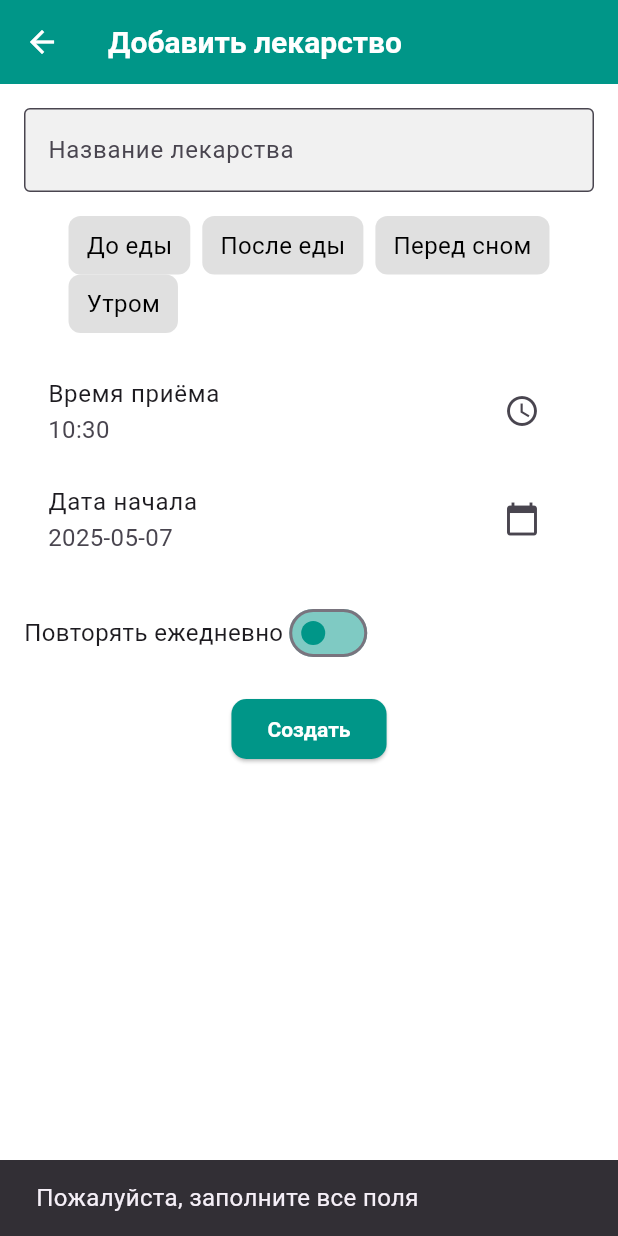
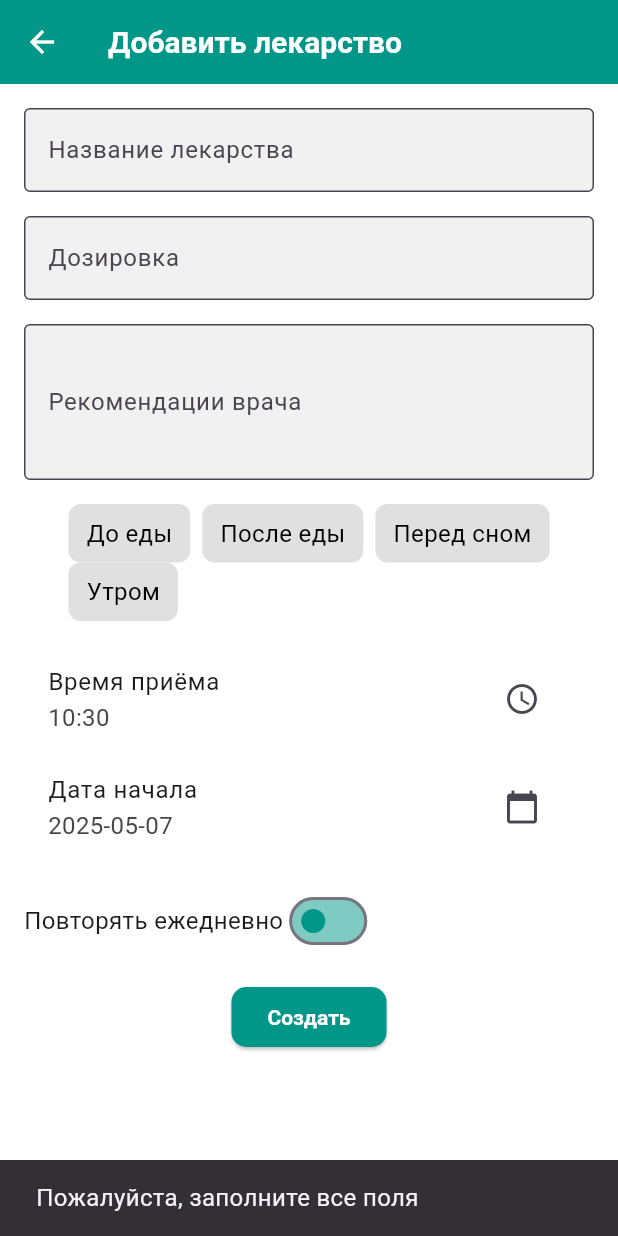
Before and after one commit to lizardoboi/med, a Flutter app: the AddMedicineScreen screen opened by its route, after a tap on "Создать", on a phone screen of 412 x 824 dp. Run offline on Flutter 3.47's test engine with Material 3 defaults, Android fonts, the phone set to English and light mode, and no system bars; our stand-ins replace awesome_notifications; accounts and stored records are empty; generated files the repository leaves out were written again.

Commit message:
slight rework of add_medicine screen, added new features and fixed a lot of bugs with notifications

```diff
--- a/lib/domain/models/medicine_model.dart
+++ b/lib/domain/models/medicine_model.dart
@@ -8,7 +8,9 @@ class Medicine {
   final bool reminder;
   final bool repeatDaily;
   final int notificationId;
-  final String profileId; // Добавлено
+  final String profileId;
+  final String dosage;
+  final String notes;
 
   Medicine({
     required this.name,
@@ -18,7 +20,9 @@ class Medicine {
     required this.reminder,
     required this.repeatDaily,
     required this.notificationId,
-    required this.profileId, // Добавлено
+    required this.profileId,
+    this.dosage = '',
+    this.notes = '',
   });
 
   Medicine copyWith({
@@ -30,6 +34,8 @@ class Medicine {
     bool? repeatDaily,
     int? notificationId,
     String? profileId,
+    String? dosage,
+    String? notes,
   }) {
     return Medicine(
       name: name ?? this.name,
@@ -40,6 +46,8 @@ class Medicine {
       repeatDaily: repeatDaily ?? this.repeatDaily,
       notificationId: notificationId ?? this.notificationId,
       profileId: profileId ?? this.profileId,
+      dosage: dosage ?? this.dosage,
+      notes: notes ?? this.notes,
     );
   }
 }
--- a/lib/l10n/app_en.arb
+++ b/lib/l10n/app_en.arb
@@ -55,5 +55,7 @@
   "scheduledAt": "Scheduled at",
   "timeOfDay": "Time of Day",
   "repeatDaily": "Repeat Daily",
-  "startDate": "Start Date"
+  "startDate": "Start Date",
+  "dosage": "Dosage",
+  "doctorNotes": "Doctor's Notes"
 }
--- a/lib/l10n/app_es.arb
+++ b/lib/l10n/app_es.arb
@@ -55,5 +55,7 @@
   "scheduledAt": "Programado a",
   "timeOfDay": "Hora del día",
   "repeatDaily": "Repetir diariamente",
-  "startDate": "Fecha de inicio"
+  "startDate": "Fecha de inicio",
+  "dosage": "Dosis",
+  "doctorNotes": "Notas del médico"
 }
--- a/lib/l10n/app_fi.arb
+++ b/lib/l10n/app_fi.arb
@@ -55,5 +55,7 @@
   "scheduledAt": "Aikataulutettu",
   "timeOfDay": "Aikaväli",
   "repeatDaily": "Toista päivittäin",
-  "startDate": "Aloituspäivämäärä"
+  "startDate": "Aloituspäivämäärä",
+  "dosage": "Annostus",
+  "doctorNotes": "Lääkärin ohjeet"
 }
--- a/lib/l10n/app_ru.arb
+++ b/lib/l10n/app_ru.arb
@@ -55,5 +55,7 @@
   "scheduledAt": "Назначено",
   "timeOfDay": "Время приёма",
   "repeatDaily": "Повторять ежедневно",
-  "startDate": "Дата начала"
+  "startDate": "Дата начала",
+  "dosage": "Дозировка",
+  "doctorNotes": "Рекомендации врача"
 }
--- a/lib/screens/add_medicine/add_medicine_screen.dart
+++ b/lib/screens/add_medicine/add_medicine_screen.dart
@@ -21,9 +21,11 @@ class AddMedicineScreen extends StatefulWidget {
 
 class _AddMedicineScreenState extends State<AddMedicineScreen> {
   final TextEditingController _controller = TextEditingController();
+  final TextEditingController _dosageController = TextEditingController();
+  final TextEditingController _notesController = TextEditingController();
 
   Medicine? _existingMedicine;
-  String? _selectedCondition;
+  List<String> _selectedConditions = []; // Изменяем на список
   TimeOfDay _selectedTime = TimeOfDay.now();
   DateTime _selectedDate = DateTime.now();
   bool _repeatDaily = false;
@@ -41,11 +43,21 @@ class _AddMedicineScreenState extends State<AddMedicineScreen> {
     if (widget.medicine != null) {
       _existingMedicine = widget.medicine;
       _controller.text = _existingMedicine!.name;
-      _selectedCondition = _existingMedicine!.condition;
+      _dosageController.text = _existingMedicine!.dosage;
+      _notesController.text = _existingMedicine!.notes;
+      _selectedConditions = List.from(_existingMedicine!.condition.split(',')); // Изменяем на список
       _selectedTime = _existingMedicine!.time;
       _selectedDate = _existingMedicine!.startDate;
       _repeatDaily = _existingMedicine!.repeatDaily;
     }
+  }
+
+  @override
+  void dispose() {
+    _controller.dispose();
+    _dosageController.dispose();
+    _notesController.dispose();
+    super.dispose();
   }
 
   Future<void> _pickTime() async {
@@ -71,7 +83,10 @@ class _AddMedicineScreenState extends State<AddMedicineScreen> {
   }
 
   Future<void> _saveMedicine() async {
-    final name = _controller.text;
+    final name = _controller.text.trim();
+    final dosage = _dosageController.text.trim();
+    final notes = _notesController.text.trim();
+
     final profileProvider = Provider.of<ProfileProvider>(context, listen: false);
     final activeProfile = profileProvider.activeProfile;
 
@@ -82,7 +97,7 @@ class _AddMedicineScreenState extends State<AddMedicineScreen> {
       return;
     }
 
-    if (name.isNotEmpty && _selectedCondition != null) {
+    if (name.isNotEmpty && _selectedConditions.isNotEmpty) { // Убедитесь, что есть хотя бы одно выбранное условие
       final isEditing = _existingMedicine != null;
 
       final int notificationId = isEditing
@@ -91,17 +106,18 @@ class _AddMedicineScreenState extends State<AddMedicineScreen> {
 
       final updatedMedicine = Medicine(
         name: name,
-        condition: _selectedCondition!,
+        condition: _selectedConditions.join(','), // Преобразуем список обратно в строку
         time: _selectedTime,
         startDate: _selectedDate,
         reminder: isEditing ? _existingMedicine!.reminder : true,
         repeatDaily: _repeatDaily,
         notificationId: notificationId,
         profileId: activeProfile.id,
+        dosage: dosage,
+        notes: notes,
       );
 
-      final medicineProvider =
-      Provider.of<MedicineProvider>(context, listen: false);
+      final medicineProvider = Provider.of<MedicineProvider>(context, listen: false);
 
       if (isEditing) {
         final originalIndex =
@@ -158,14 +174,37 @@ class _AddMedicineScreenState extends State<AddMedicineScreen> {
               ),
             ),
             const SizedBox(height: 16.0),
+            TextField(
+              controller: _dosageController,
+              decoration: InputDecoration(
+                labelText: localizations.dosage,
+                border: const OutlineInputBorder(),
+              ),
+            ),
+            const SizedBox(height: 16.0),
+            TextField(
+              controller: _notesController,
+              maxLines: 3,
+              decoration: InputDecoration(
+                labelText: localizations.doctorNotes,
+                border: const OutlineInputBorder(),
+              ),
+            ),
+            const SizedBox(height: 16.0),
             Wrap(
               spacing: 8.0,
               children: _conditions(context).map((condition) {
                 return ConditionButton(
                   label: condition,
-                  isActive: _selectedCondition == condition,
+                  isActive: _selectedConditions.contains(condition),
                   onChanged: (_) {
-                    setState(() => _selectedCondition = condition);
+                    setState(() {
+                      if (_selectedConditions.contains(condition)) {
+                        _selectedConditions.remove(condition); // Удалить, если уже выбрано
+                      } else {
+                        _selectedConditions.add(condition); // Добавить, если не выбрано
+                      }
+                    });
                   },
                 );
               }).toList(),
```
Also changed, not shown: lib/screens/home/widgets/medicine_tile.dart (+24 -4 lines).
